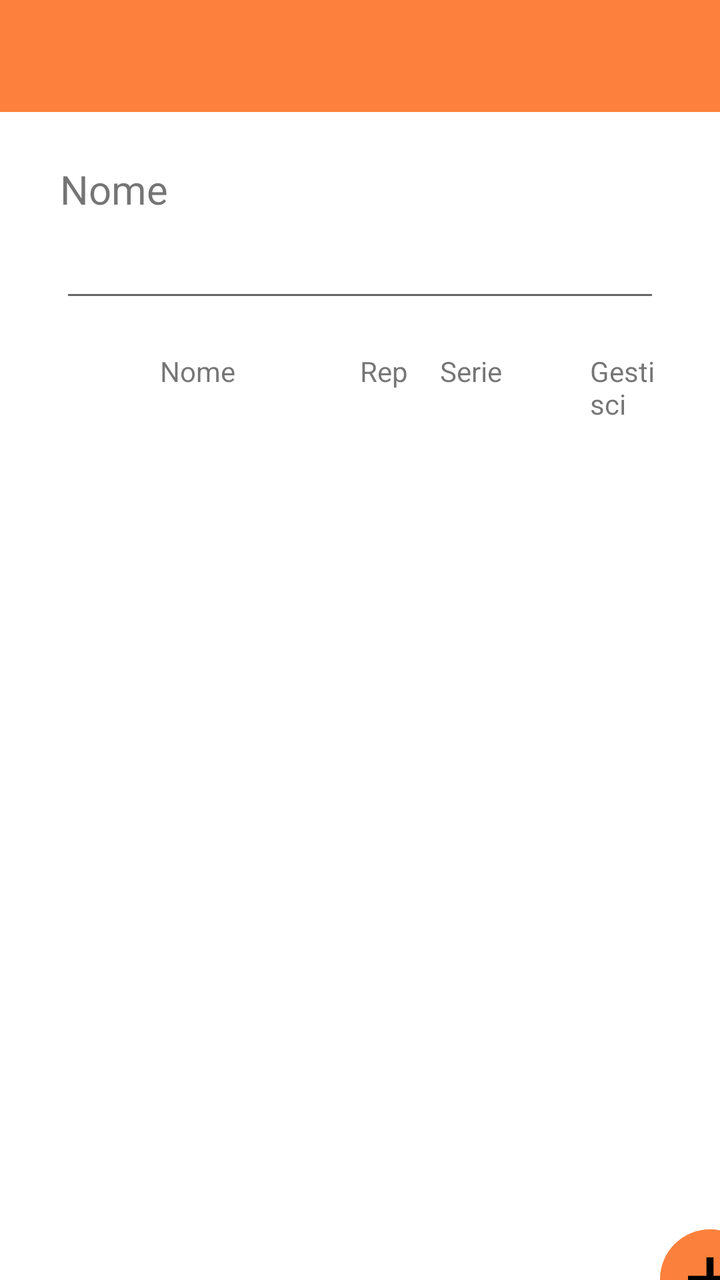
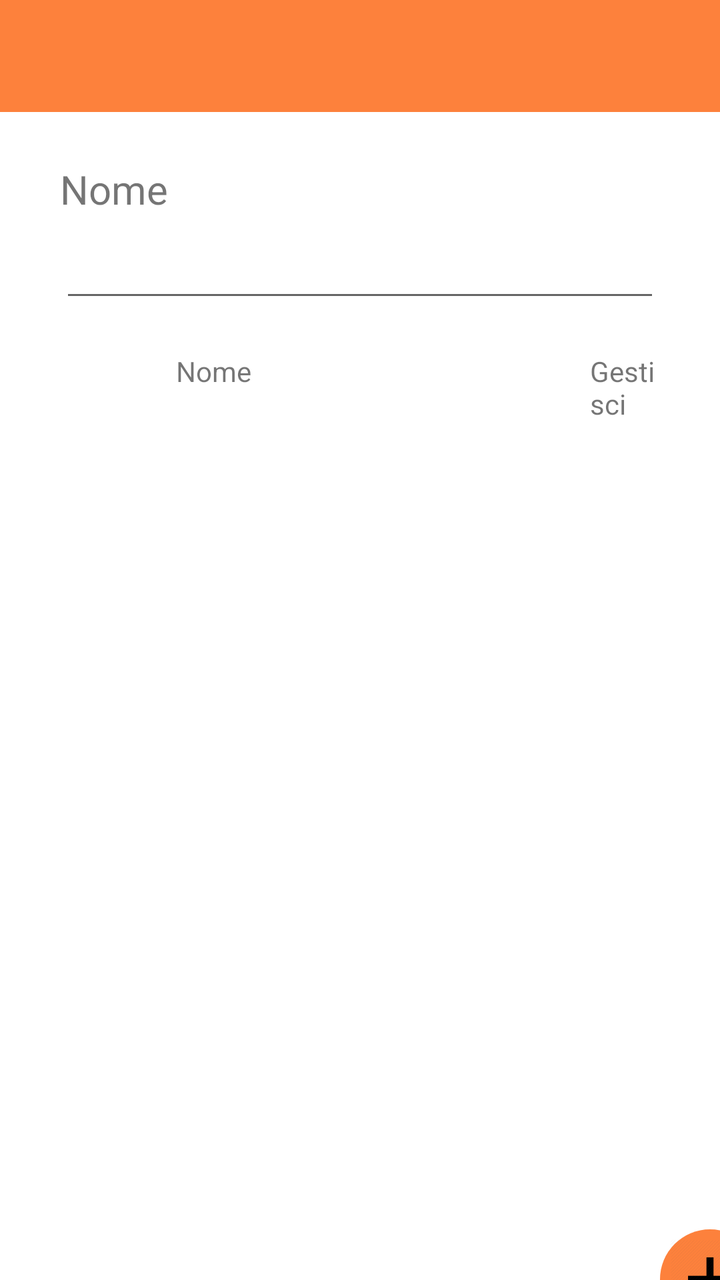

Compare the two renders of this Android layout. The source of the first and the diff that turns it into the second are given below.
<!-- AndroidManifest.xml: application theme Theme.YourCali -->
<!-- res/layout/activity_workout_plan_creation.xml -->
<?xml version="1.0" encoding="utf-8"?>
<androidx.constraintlayout.widget.ConstraintLayout xmlns:android="http://schemas.android.com/apk/res/android"
    xmlns:app="http://schemas.android.com/apk/res-auto"
    xmlns:tools="http://schemas.android.com/tools"
    android:layout_width="match_parent"
    android:layout_height="match_parent"
    tools:context=".WorkoutPlanCreationActivity">




    <LinearLayout
        android:layout_width="match_parent"
        android:layout_height="match_parent"
        android:orientation="vertical"
        tools:layout_editor_absoluteX="0dp"
        tools:layout_editor_absoluteY="171dp">

        <com.google.android.material.appbar.AppBarLayout
            android:layout_width="match_parent"
            android:layout_height="wrap_content"
            app:layout_constraintEnd_toEndOf="parent"
            app:layout_constraintStart_toStartOf="parent"
            app:layout_constraintTop_toTopOf="parent">

            <androidx.appcompat.widget.Toolbar
                android:id="@+id/myToolbar"
                android:layout_width="match_parent"
                android:layout_height="wrap_content"
                android:background="@color/Orange"
                android:minHeight="?attr/actionBarSize"
                android:theme="@style/MyThemeOverlay_Toolbar2" />

        </com.google.android.material.appbar.AppBarLayout>




        <Space
            android:layout_width="match_parent"
            android:layout_height="25dp" />

        <TextView
            android:layout_width="match_parent"
            android:layout_height="wrap_content"
            android:layout_marginLeft="30dp"
            android:text='Nome'
            android:textSize="20sp" />

        <EditText
            android:id="@+id/workoutPlanName"
            android:layout_width="match_parent"
            android:layout_height="wrap_content"
            android:layout_marginHorizontal="30dp"
            android:hint=""
            android:minHeight="48dp" />

        <Space
            android:layout_width="match_parent"
            android:layout_height="20dp" />

        <RelativeLayout
            android:layout_width="match_parent"
            android:layout_height="wrap_content"
            android:layout_marginHorizontal="30dp">

            <TextView
                android:layout_width="wrap_content"
                android:layout_height="wrap_content"
                android:layout_marginStart="50dp"
                android:text="Nome" />

            <TextView
                android:layout_width="wrap_content"
                android:layout_height="wrap_content"
                android:layout_marginStart="150dp"
                android:text="Rep" />

            <TextView
                android:layout_width="wrap_content"
                android:layout_height="wrap_content"
                android:layout_marginStart="190dp"
                android:text="Serie" />

            <TextView
                android:layout_width="wrap_content"
                android:layout_height="wrap_content"
                android:layout_marginStart="265dp"
                android:text="Gestisci" />


        </RelativeLayout>

        <Space
            android:layout_width="match_parent"
            android:layout_height="10dp"/>

        <LinearLayout
            android:layout_width="match_parent"
            android:layout_height="453dp">

            <TextView
                android:id="@+id/emptyworkoutplancreation"
                android:layout_width="376dp"
                android:layout_height="wrap_content"
                android:layout_gravity="center"
                android:text="Ancora nessun esercizio personale aggiunto!"
                android:textAlignment="center"
                android:textSize="25sp"
                android:visibility="gone"
                tools:ignore="MissingConstraints"
                tools:layout_editor_absoluteY="400dp" />

            <ScrollView
                android:layout_width="match_parent"
                android:layout_height="441dp"
                android:layout_marginHorizontal="30dp"
                android:layout_weight="1"
                android:fillViewport="true">

                <androidx.recyclerview.widget.RecyclerView
                    android:id="@+id/recyclerView"
                    android:layout_width="match_parent"
                    android:layout_height="440dp"
                    android:background="@color/white">


                </androidx.recyclerview.widget.RecyclerView>

            </ScrollView>


        </LinearLayout>


        <ImageButton
            android:id="@+id/aggiungiEsercizio"
            android:layout_width="50sp"
            android:layout_height="50sp"
            android:layout_centerVertical="true"
            android:layout_marginLeft="330sp"
            android:layout_marginTop="-60sp"
            android:background="@drawable/roundedbutton"
            android:backgroundTint="@color/Orange"
            android:src="@drawable/plus"
            android:text="+"
            android:visibility="visible" />

        <Space
            android:layout_width="match_parent"
            android:layout_height="15dp" />


        <Button
            android:id="@+id/savePersonalWorkoutPlanButton"
            android:layout_width="match_parent"
            android:layout_height="wrap_content"
            android:layout_marginHorizontal="100dp"
            android:backgroundTint="#8BC34A"
            android:text="@string/salva"
            android:textSize="17dp" />


    </LinearLayout>


</androidx.constraintlayout.widget.ConstraintLayout>
<!-- resources referenced by this layout -->
<resources>
  <color name="Orange">#FD813C</color>
  <color name="white">#FFFFFFFF</color>
  <!-- drawable plus (drawable) -->
  <?xml version="1.0" encoding="utf-8"?>
  <layer-list xmlns:android="http://schemas.android.com/apk/res/android">
  
      <item
          android:id="@+id/half_overlay"
          android:drawable="@drawable/pulsantepiu"
          android:width="40dp"
          android:height="40dp"
          />
  
  </layer-list>
  <!-- drawable roundedbutton (drawable) -->
  <?xml version="1.0" encoding="utf-8"?>
  <shape xmlns:android="http://schemas.android.com/apk/res/android"
      android:shape="oval">
      <solid android:color="@color/Cranberry" />
  </shape>
  <string name="salva">Salva</string>
  <style name="MyThemeOverlay_Toolbar2" parent="ThemeOverlay.MaterialComponents.Toolbar.Primary">
          
          <item name="android:textColorPrimary">@color/white</item>
  
          
          <item name="colorOnPrimary">@color/white</item>
      </style>
  <style name="Theme.YourCali" parent="Theme.MaterialComponents.DayNight.NoActionBar">
          
          <item name="colorPrimary">@color/purple_500</item>
          <item name="colorPrimaryVariant">@color/purple_700</item>
          <item name="colorOnPrimary">@color/white</item>
          
          <item name="colorSecondary">@color/teal_200</item>
          <item name="colorSecondaryVariant">@color/teal_700</item>
          <item name="colorOnSecondary">@color/black</item>
          
          <item name="android:statusBarColor">@color/DarkOrange</item>
          
      </style>
  <!-- drawable pulsantepiu: png bitmap (drawable, 2782 bytes) -->
  <color name="Cranberry">#9F000F</color>
  <color name="purple_500">#FF6200EE</color>
  <color name="purple_700">#FF3700B3</color>
  <color name="teal_200">#FF03DAC5</color>
  <color name="teal_700">#FF018786</color>
  <color name="black">#FF000000</color>
  <color name="DarkOrange">#FF6F1F</color>
</resources>

<!-- the commit's change to res/layout/activity_workout_plan_creation.xml (unified diff, before → after) -->
@@ -60,6 +60,7 @@
             android:layout_height="20dp" />
 
         <RelativeLayout
+            android:id="@+id/intestationBar"
             android:layout_width="match_parent"
             android:layout_height="wrap_content"
             android:layout_marginHorizontal="30dp">
@@ -67,20 +68,8 @@
             <TextView
                 android:layout_width="wrap_content"
                 android:layout_height="wrap_content"
-                android:layout_marginStart="50dp"
+                android:layout_marginStart="58sp"
                 android:text="Nome" />
-
-            <TextView
-                android:layout_width="wrap_content"
-                android:layout_height="wrap_content"
-                android:layout_marginStart="150dp"
-                android:text="Rep" />
-
-            <TextView
-                android:layout_width="wrap_content"
-                android:layout_height="wrap_content"
-                android:layout_marginStart="190dp"
-                android:text="Serie" />
 
             <TextView
                 android:layout_width="wrap_content"
@@ -148,7 +137,7 @@
 
         <Space
             android:layout_width="match_parent"
-            android:layout_height="15dp" />
+            android:layout_height="30sp" />
 
 
         <Button
